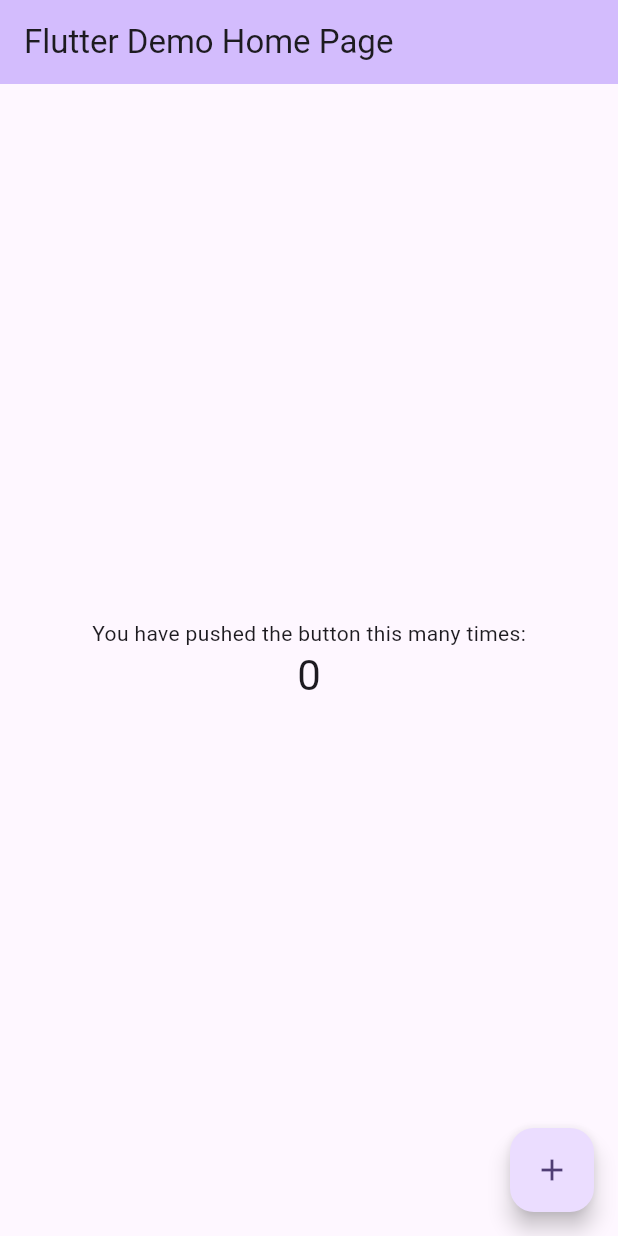
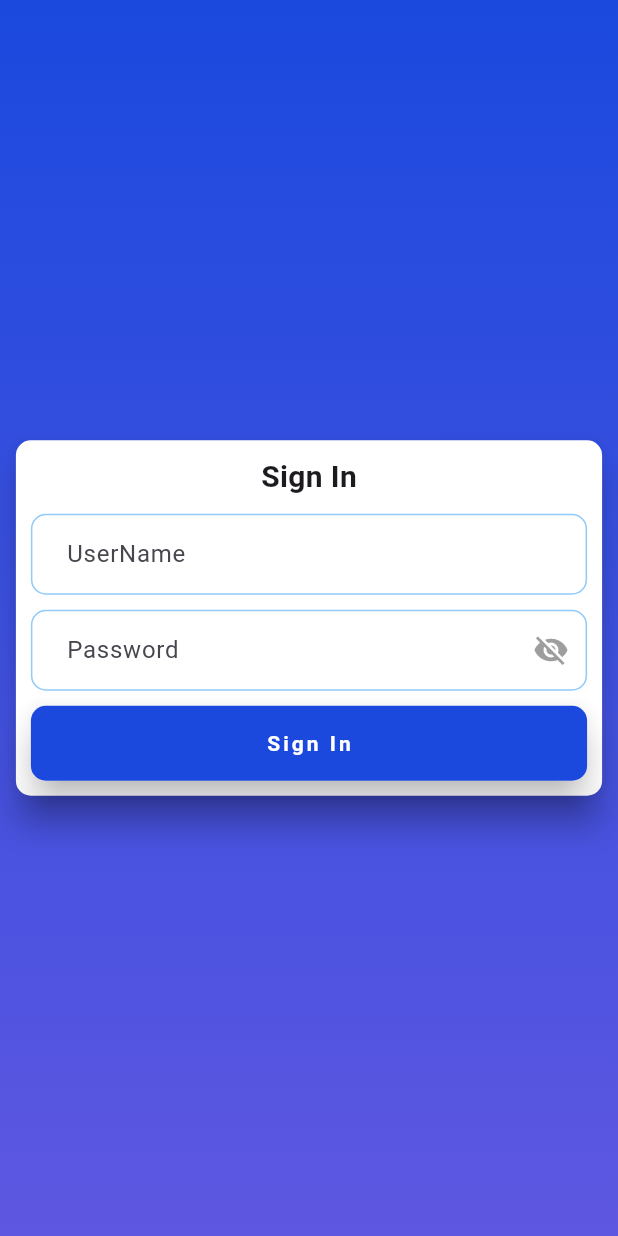
Before and after one commit to ansilmirfan/dairy_track_admin_, a Flutter app: the screen it shows after launch, on a phone screen of 412 x 824 dp. Run offline on Flutter 3.47's test engine with Material 3 defaults, Android fonts, the phone set to English and light mode, and no system bars; our stand-ins replace flutter_dotenv, get.

Commit message:
feat(auth): complete login functionality and UI

```diff
--- a/lib/main.dart
+++ b/lib/main.dart
@@ -1,125 +1,23 @@
+import 'package:dairy_track_admin/presentation/pages/login_screen.dart';
+
 import 'package:flutter/material.dart';
+import 'package:get/get.dart';
+import 'package:flutter_dotenv/flutter_dotenv.dart';
 
-void main() {
+void main() async {
+  WidgetsFlutterBinding.ensureInitialized();
+  await dotenv.load(fileName: ".env");
   runApp(const MyApp());
 }
 
 class MyApp extends StatelessWidget {
   const MyApp({super.key});
 
-  // This widget is the root of your application.
   @override
   Widget build(BuildContext context) {
-    return MaterialApp(
-      title: 'Flutter Demo',
-      theme: ThemeData(
-        // This is the theme of your application.
-        //
-        // TRY THIS: Try running your application with "flutter run". You'll see
-        // the application has a purple toolbar. Then, without quitting the app,
-        // try changing the seedColor in the colorScheme below to Colors.green
-        // and then invoke "hot reload" (save your changes or press the "hot
-        // reload" button in a Flutter-supported IDE, or press "r" if you used
-        // the command line to start the app).
-        //
-        // Notice that the counter didn't reset back to zero; the application
-        // state is not lost during the reload. To reset the state, use hot
-        // restart instead.
-        //
-        // This works for code too, not just values: Most code changes can be
-        // tested with just a hot reload.
-        colorScheme: ColorScheme.fromSeed(seedColor: Colors.deepPurple),
-        useMaterial3: true,
-      ),
-      home: const MyHomePage(title: 'Flutter Demo Home Page'),
+    return GetMaterialApp(
+      debugShowCheckedModeBanner: false,
+      home: LoginScreen(),
     );
   }
 }
-
-class MyHomePage extends StatefulWidget {
-  const MyHomePage({super.key, required this.title});
-
-  // This widget is the home page of your application. It is stateful, meaning
-  // that it has a State object (defined below) that contains fields that affect
-  // how it looks.
-
-  // This class is the configuration for the state. It holds the values (in this
-  // case the title) provided by the parent (in this case the App widget) and
-  // used by the build method of the State. Fields in a Widget subclass are
-  // always marked "final".
-
-  final String title;
-
-  @override
-  State<MyHomePage> createState() => _MyHomePageState();
-}
-
-class _MyHomePageState extends State<MyHomePage> {
-  int _counter = 0;
-
-  void _incrementCounter() {
-    setState(() {
-      // This call to setState tells the Flutter framework that something has
-      // changed in this State, which causes it to rerun the build method below
-      // so that the display can reflect the updated values. If we changed
-      // _counter without calling setState(), then the build method would not be
-      // called again, and so nothing would appear to happen.
-      _counter++;
-    });
-  }
-
-  @override
-  Widget build(BuildContext context) {
-    // This method is rerun every time setState is called, for instance as done
-    // by the _incrementCounter method above.
-    //
-    // The Flutter framework has been optimized to make rerunning build methods
-    // fast, so that you can just rebuild anything that needs updating rather
-    // than having to individually change instances of widgets.
-    return Scaffold(
-      appBar: AppBar(
-        // TRY THIS: Try changing the color here to a specific color (to
-        // Colors.amber, perhaps?) and trigger a hot reload to see the AppBar
-        // change color while the other colors stay the same.
-        backgroundColor: Theme.of(context).colorScheme.inversePrimary,
-        // Here we take the value from the MyHomePage object that was created by
-        // the App.build method, and use it to set our appbar title.
-        title: Text(widget.title),
-      ),
-      body: Center(
-        // Center is a layout widget. It takes a single child and positions it
-        // in the middle of the parent.
-        child: Column(
-          // Column is also a layout widget. It takes a list of children and
-          // arranges them vertically. By default, it sizes itself to fit its
-          // children horizontally, and tries to be as tall as its parent.
-          //
-          // Column has various properties to control how it sizes itself and
-          // how it positions its children. Here we use mainAxisAlignment to
-          // center the children vertically; the main axis here is the vertical
-          // axis because Columns are vertical (the cross axis would be
-          // horizontal).
-          //
-          // TRY THIS: Invoke "debug painting" (choose the "Toggle Debug Paint"
-          // action in the IDE, or press "p" in the console), to see the
-          // wireframe for each widget.
-          mainAxisAlignment: MainAxisAlignment.center,
-          children: <Widget>[
-            const Text(
-              'You have pushed the button this many times:',
-            ),
-            Text(
-              '$_counter',
-              style: Theme.of(context).textTheme.headlineMedium,
-            ),
-          ],
-        ),
-      ),
-      floatingActionButton: FloatingActionButton(
-        onPressed: _incrementCounter,
-        tooltip: 'Increment',
-        child: const Icon(Icons.add),
-      ), // This trailing comma makes auto-formatting nicer for build methods.
-    );
-  }
-}
--- /dev/null
+++ b/lib/presentation/getx/log_in_auth.dart
@@ -0,0 +1,33 @@
+import 'package:dairy_track_admin/presentation/widgets/custom_snackbar.dart';
+import 'package:flutter_dotenv/flutter_dotenv.dart';
+import 'package:get/get.dart';
+
+class LogInAuth extends GetxController {
+  var isLoggedIn = false.obs;
+
+  void login(String user, String pass) {
+    String admin = dotenv.env['USER_NAME'] ?? '';
+    String passWord = dotenv.env['PASSWORD'] ?? '';
+    if (user.trim().isEmpty && pass.trim().isEmpty) {
+      showCustomSnackbar(
+        title: "Login Failed",
+        message: "Username and password are required.",
+        isSuccess: false,
+      );
+    } else if (user == admin && pass == passWord) {
+      isLoggedIn.value = true;
+
+      showCustomSnackbar(
+        title: "Login Successful",
+        message: "Welcome back",
+        isSuccess: true,
+      );
+    } else {
+      isLoggedIn.value = false;
+      showCustomSnackbar(
+          title: "Login Failed",
+          message: "Incorrect username or password.",
+          isSuccess: false);
+    }
+  }
+}
--- /dev/null
+++ b/lib/presentation/pages/login_screen.dart
@@ -0,0 +1,75 @@
+import 'package:dairy_track_admin/presentation/getx/log_in_auth.dart';
+import 'package:dairy_track_admin/presentation/pages/home.dart';
+import 'package:dairy_track_admin/presentation/themes/themes.dart';
+import 'package:dairy_track_admin/presentation/widgets/custom_text_button.dart';
+import 'package:dairy_track_admin/presentation/widgets/custom_textformfiled.dart';
+import 'package:dairy_track_admin/presentation/widgets/elevated_container.dart';
+import 'package:dairy_track_admin/presentation/widgets/gap.dart';
+import 'package:dairy_track_admin/presentation/widgets/text/bold_title_text.dart';
+import 'package:flutter/material.dart';
+import 'package:get/get.dart';
+
+class LoginScreen extends StatelessWidget {
+  LoginScreen({super.key});
+  final TextEditingController userNameController = TextEditingController();
+  final TextEditingController passwordController = TextEditingController();
+  final LogInAuth authController = Get.put(LogInAuth());
+
+  @override
+  Widget build(BuildContext context) {
+    var width = Get.mediaQuery.size.width;
+    return Scaffold(
+      body: Obx(
+        () {
+          if (authController.isLoggedIn.value) {
+            Future.microtask(
+              () => Get.off(const Home()),
+            );
+          }
+          return Container(
+            decoration: Themes.linearGradiantDecoration,
+            child: _loginForm(width),
+          );
+        },
+      ),
+    );
+  }
+
+  Center _loginForm(double width) {
+    return Center(
+      child: ElevatedContainer(
+          child: SizedBox(
+        width: width * .9,
+        child: SingleChildScrollView(
+          child: Column(
+            mainAxisSize: MainAxisSize.min,
+            children: [
+              const BoldTitleText(text: 'Sign In'),
+              const Gap(),
+              CustomTextFormField(
+                controller: userNameController,
+                labelText: 'UserName',
+              ),
+              const Gap(),
+              CustomTextFormField(
+                controller: passwordController,
+                labelText: 'Password',
+                password: true,
+              ),
+              const Gap(),
+              CustomTextButton(
+                text: 'Sign In',
+                onPressed: () {
+                  authController.login(
+                    userNameController.text.trim(),
+                    passwordController.text.trim(),
+                  );
+                },
+              )
+            ],
+          ),
+        ),
+      )),
+    );
+  }
+}
--- /dev/null
+++ b/lib/presentation/themes/themes.dart
@@ -0,0 +1,19 @@
+import 'package:flutter/material.dart';
+
+class Themes {
+  static var primary = Colors.blue;
+  static var secondary = Colors.white;
+  static var tertiary = const Color.fromARGB(255, 27, 73, 222);
+  //-------linear gradiant-----
+  static Decoration linearGradiantDecoration = const BoxDecoration(
+      gradient: LinearGradient(
+    colors: [
+      Color.fromARGB(255, 27, 73, 222),
+      Color.fromARGB(255, 94, 87, 225),
+    ],
+    begin: Alignment.topCenter,
+    end: Alignment.bottomCenter,
+  ));
+//---------border radius 10-----------
+  static BorderRadius radius10 = BorderRadius.circular(10);
+}
--- /dev/null
+++ b/lib/presentation/widgets/custom_text_button.dart
@@ -0,0 +1,54 @@
+// ignore_for_file: must_be_immutable
+
+import 'package:dairy_track_admin/presentation/themes/themes.dart';
+import 'package:flutter/material.dart';
+
+class CustomTextButton extends StatelessWidget {
+  String text;
+  void Function()? onPressed;
+
+  bool progress;
+
+  CustomTextButton({
+    super.key,
+    required this.text,
+    this.onPressed,
+    this.progress = false,
+  });
+
+  @override
+  Widget build(BuildContext context) {
+    return Material(
+      borderRadius: BorderRadius.circular(10),
+      elevation: 10,
+      child: FilledButton(
+        style: _buttonStyle(),
+        onPressed: onPressed,
+        child: Text(
+          text,
+          style: TextStyle(
+            color: Themes.secondary,
+            letterSpacing: 2,
+            fontWeight: FontWeight.bold,
+          ),
+        ),
+      ),
+    );
+  }
+
+  ButtonStyle _buttonStyle() {
+    return ButtonStyle(
+        backgroundColor: WidgetStatePropertyAll(Themes.tertiary),
+        shape: const WidgetStatePropertyAll(
+          RoundedRectangleBorder(
+            borderRadius: BorderRadius.all(
+              Radius.circular(10),
+            ),
+          ),
+        ),
+        minimumSize: const WidgetStatePropertyAll(
+          Size(double.infinity, 50),
+        ),
+        overlayColor: WidgetStatePropertyAll(Themes.primary));
+  }
+}
--- /dev/null
+++ b/lib/presentation/widgets/custom_textformfiled.dart
@@ -0,0 +1,98 @@
+import 'package:dairy_track_admin/presentation/themes/themes.dart';
+import 'package:flutter/material.dart';
+
+class CustomTextFormField extends StatefulWidget {
+  final TextEditingController controller;
+  final String labelText;
+  final bool password;
+
+  const CustomTextFormField({
+    super.key,
+    required this.controller,
+    required this.labelText,
+    this.password = false,
+  });
+
+  @override
+  State<CustomTextFormField> createState() => _CustomTextFormFieldState();
+}
+
+class _CustomTextFormFieldState extends State<CustomTextFormField> {
+  bool _isPasswordVisible = false;
+
+  @override
+  Widget build(BuildContext context) {
+    return TextFormField(
+      onTapOutside: (event) {
+        FocusScope.of(context).unfocus();
+      },
+      controller: widget.controller,
+      obscureText: widget.password ? !_isPasswordVisible : false,
+      decoration: _inputDecoration(),
+      style: _textStyle(),
+    );
+  }
+
+  TextStyle _textStyle() {
+    return const TextStyle(
+      color: Colors.black,
+      fontSize: 16,
+    );
+  }
+
+  InputDecoration _inputDecoration() {
+    return InputDecoration(
+      filled: true,
+      fillColor: Themes.secondary,
+      contentPadding: const EdgeInsets.symmetric(vertical: 15, horizontal: 20),
+      hintText: 'Enter ${widget.labelText}',
+      labelText: widget.labelText,
+      hintStyle: TextStyle(color: Colors.grey[400]),
+      border: _outlineBorder(),
+      enabledBorder: _enabledBorder(),
+      focusedBorder: _focusedBorder(),
+      errorBorder: _errorBorder(),
+      suffixIcon: widget.password
+          ? IconButton(
+              icon: Icon(
+                _isPasswordVisible ? Icons.visibility : Icons.visibility_off,
+                color: Colors.grey,
+              ),
+              onPressed: () {
+                setState(() {
+                  _isPasswordVisible = !_isPasswordVisible;
+                });
+              },
+            )
+          : null,
+    );
+  }
+
+  OutlineInputBorder _outlineBorder() {
+    return OutlineInputBorder(
+      borderRadius: Themes.radius10,
+      borderSide: BorderSide.none,
+    );
+  }
+
+  OutlineInputBorder _errorBorder() {
+    return OutlineInputBorder(
+      borderRadius: Themes.radius10,
+      borderSide: const BorderSide(color: Colors.red, width: 1.5),
+    );
+  }
+
+  OutlineInputBorder _focusedBorder() {
+    return OutlineInputBorder(
+      borderRadius: Themes.radius10,
+      borderSide: const BorderSide(color: Colors.blue, width: 2),
+    );
+  }
+
+  OutlineInputBorder _enabledBorder() {
+    return OutlineInputBorder(
+      borderRadius: Themes.radius10,
+      borderSide: BorderSide(color: Colors.blue[200]!),
+    );
+  }
+}
--- /dev/null
+++ b/lib/presentation/widgets/elevated_container.dart
@@ -0,0 +1,22 @@
+import 'package:dairy_track_admin/presentation/themes/themes.dart';
+import 'package:flutter/material.dart';
+
+class ElevatedContainer extends StatelessWidget {
+  final Widget child;
+  final double padding;
+  const ElevatedContainer(
+      {super.key, required this.child, this.padding = 10.0});
+
+  @override
+  Widget build(BuildContext context) {
+    return Material(
+      elevation: 10,
+      borderRadius: Themes.radius10,
+      color: Themes.secondary,
+      child: Padding(
+        padding: EdgeInsets.all(padding),
+        child: child,
+      ),
+    );
+  }
+}
--- /dev/null
+++ b/lib/presentation/widgets/text/bold_title_text.dart
@@ -0,0 +1,14 @@
+import 'package:flutter/material.dart';
+
+class BoldTitleText extends StatelessWidget {
+  final String text;
+  const BoldTitleText({super.key, required this.text});
+
+  @override
+  Widget build(BuildContext context) {
+    return Text(
+      text,
+      style: const TextStyle(fontSize: 20, fontWeight: FontWeight.bold),
+    );
+  }
+}
```
Also changed, not shown: lib/presentation/pages/home.dart (added, +65 -0 lines), lib/presentation/pages/user_management/user_management.dart (added, +133 -0 lines), lib/presentation/widgets/custom_snackbar.dart (added, +23 -0 lines), lib/presentation/widgets/gap.dart (added, +19 -0 lines), pubspec.yaml (+9 -17 lines), pubspec.lock, 2 other files.
